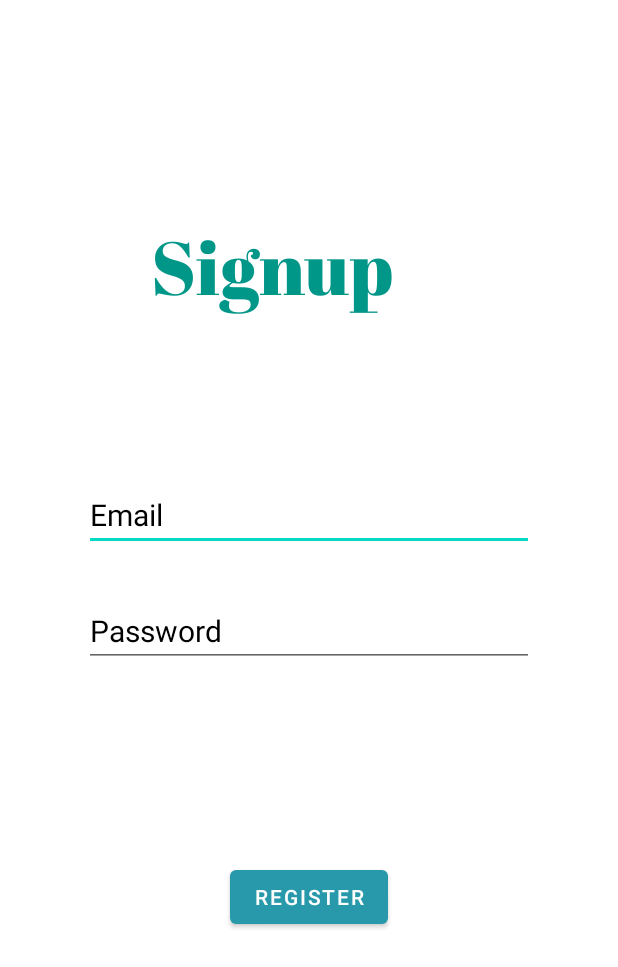
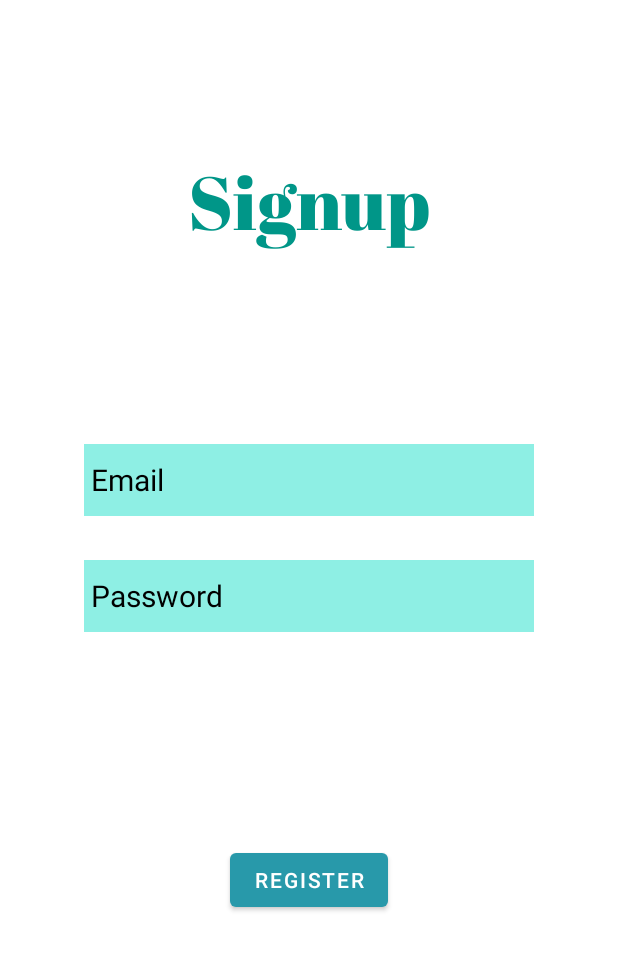
Before and after one commit to SleepyRizi/AloePlantDetection, an Android app: the screen it shows after launch (registeruser), after a tap on "SIGNUP", on a phone screen of 412 x 824 dp. Shown: the top 967 px of the screen. Run offline under Robolectric (Android 15) with nearby library versions, the phone set to English and light mode, and no system bars; our stand-ins replace Firebase (no records; nobody signed in at launch, a user with empty details on screens opened directly); Roboto replaces fonts that are not available here; 1 other tap on this screen came first.

Commit message:
finalized view

```diff
--- a/app/src/main/java/com/example/plant_detection/loginUser.java
+++ b/app/src/main/java/com/example/plant_detection/loginUser.java
@@ -1,24 +1,80 @@
 package com.example.plant_detection;
 
+import androidx.annotation.NonNull;
 import androidx.appcompat.app.AppCompatActivity;
 
 import android.content.Intent;
 import android.os.Bundle;
+import android.text.TextUtils;
 import android.view.View;
 import android.widget.Button;
+import android.widget.EditText;
+import android.widget.ProgressBar;
+import android.widget.Toast;
+
+import com.google.android.gms.tasks.OnCompleteListener;
+import com.google.android.gms.tasks.Task;
+import com.google.firebase.auth.AuthResult;
+import com.google.firebase.auth.FirebaseAuth;
 
 public class loginUser extends AppCompatActivity {
-    Button btn_login;
+    Button btn_login,btn_signup;
+    EditText tv_email,tv_password;
+    FirebaseAuth fAuth;
+    ProgressBar progressBar;
+
     @Override
     protected void onCreate(Bundle savedInstanceState) {
         super.onCreate(savedInstanceState);
         setContentView(R.layout.activity_login_user);
-        btn_login=findViewById(R.id.btn_signup);
-        btn_login.setOnClickListener(new View.OnClickListener() {
+        btn_signup=findViewById(R.id.btn_signup);
+        btn_login=findViewById(R.id.btn_login);
+        tv_email=findViewById(R.id.tv_email);
+        tv_password=findViewById(R.id.tv_password);
+        //progressBar=findViewById(R.id.progressBar);
+        fAuth=FirebaseAuth.getInstance();
+
+        btn_signup.setOnClickListener(new View.OnClickListener() {
             @Override
             public void onClick(View view) {
                 startActivity(new Intent(getApplicationContext(),registeruser.class));
             }
         });
+
+        btn_login.setOnClickListener(new View.OnClickListener() {
+            @Override
+            public void onClick(View view) {
+
+                String email = tv_email.getText().toString().trim();
+                String password = tv_password.getText().toString().trim();
+
+
+                if (TextUtils.isEmpty(email)) {
+                    tv_email.setError("Email can't be empty");
+                    return;
+                }
+                if (TextUtils.isEmpty(password)) {
+                    tv_password.setError("Password can't be empty");
+                    return;
+                }
+                if (password.length() <= 6) {
+                    tv_password.setError("Password is short");
+                    return;
+                }
+//                progressBar.setVisibility(View.VISIBLE);
+                fAuth.signInWithEmailAndPassword(email,password).addOnCompleteListener(new OnCompleteListener<AuthResult>() {
+                    @Override
+                    public void onComplete(@NonNull Task<AuthResult> task) {
+                        if (task.isSuccessful()) {
+                            Toast.makeText(loginUser.this, "Login Successful", Toast.LENGTH_SHORT).show();
+                            startActivity(new Intent(getApplicationContext(), MainActivity.class));
+                        } else {
+                            Toast.makeText(loginUser.this, "Error: " + task.getException().getMessage(), Toast.LENGTH_SHORT).show();
+                        }
+                    }
+                });
+
+            }
+        });
     }
 }
--- a/app/src/main/java/com/example/plant_detection/registeruser.java
+++ b/app/src/main/java/com/example/plant_detection/registeruser.java
@@ -9,6 +9,7 @@ import android.text.TextUtils;
 import android.view.View;
 import android.widget.Button;
 import android.widget.EditText;
+import android.widget.ProgressBar;
 import android.widget.Toast;
 
 import com.google.android.gms.tasks.OnCompleteListener;
@@ -22,6 +23,7 @@ public class registeruser extends AppCompatActivity {
     Button btn_register2;
     FirebaseAuth fAuth;
     EditText tv_email_reg,tv_password_reg;
+    ProgressBar progressBar2;
 
 
     @Override
@@ -33,6 +35,7 @@ public class registeruser extends AppCompatActivity {
         btn_register2= findViewById(R.id.btn_reg2);
         tv_email_reg=findViewById(R.id.tv_email_reg);
         tv_password_reg=findViewById(R.id.tv_password_reg);
+        progressBar2=findViewById(R.id.progressBar2);
 //
 //        if(fAuth.getCurrentUser() != null){
 //            startActivity(new Intent(getApplicationContext(),loginUser.class));
@@ -58,6 +61,7 @@ public class registeruser extends AppCompatActivity {
                     tv_password_reg.setError("Password is short");
                     return;
                 }
+               // progressBar2.setVisibility(View.VISIBLE);
                 fAuth.createUserWithEmailAndPassword(email, password).addOnCompleteListener(new OnCompleteListener<AuthResult>() {
                     @Override
                     public void onComplete(@NonNull Task<AuthResult> task) {
--- a/app/src/main/res/layout/activity_registeruser.xml
+++ b/app/src/main/res/layout/activity_registeruser.xml
@@ -11,10 +11,12 @@
         android:id="@+id/tv_email_reg"
         android:layout_width="300dp"
         android:layout_height="48dp"
-        android:layout_marginStart="24dp"
-        android:layout_marginTop="29dp"
-        android:layout_marginEnd="24dp"
-        android:hint="Email"
+        android:layout_marginStart="20dp"
+        android:layout_marginTop="108dp"
+        android:layout_marginEnd="20dp"
+        android:layout_marginBottom="8dp"
+        android:background="#8EEFE4"
+        android:hint=" Email"
         android:inputType="textEmailAddress"
         android:textColor="#000"
         android:textColorHint="#000"
@@ -22,16 +24,17 @@
         app:layout_constraintBottom_toTopOf="@+id/tv_password_reg"
         app:layout_constraintEnd_toEndOf="parent"
         app:layout_constraintStart_toStartOf="parent"
-        app:layout_constraintTop_toTopOf="parent" />
+        app:layout_constraintTop_toBottomOf="@+id/textView3" />
 
     <EditText
         android:id="@+id/tv_password_reg"
         android:layout_width="300dp"
         android:layout_height="48dp"
-        android:layout_marginStart="24dp"
+        android:layout_marginStart="20dp"
         android:layout_marginTop="29dp"
-        android:layout_marginEnd="24dp"
-        android:hint="Password"
+        android:layout_marginEnd="20dp"
+        android:hint=" Password"
+        android:background="#8EEFE4"
         android:inputType="textPassword"
         android:textColor="#000"
         android:textColorHint="#000"
@@ -59,10 +62,10 @@
         android:id="@+id/textView3"
         android:layout_width="wrap_content"
         android:layout_height="wrap_content"
-        android:layout_marginStart="152dp"
-        android:layout_marginTop="143dp"
-        android:layout_marginEnd="201dp"
-        android:layout_marginBottom="108dp"
+        android:layout_marginStart="20dp"
+        android:layout_marginTop="100dp"
+        android:layout_marginEnd="20dp"
+        android:layout_marginBottom="20dp"
         android:fontFamily="@font/abril_fatface"
         android:text="Signup"
         android:textColor="#009688"
@@ -72,4 +75,18 @@
         app:layout_constraintStart_toStartOf="parent"
         app:layout_constraintTop_toTopOf="parent" />
 
+    <ProgressBar
+        android:id="@+id/progressBar2"
+        style="?android:attr/progressBarStyle"
+        android:layout_width="wrap_content"
+        android:layout_height="wrap_content"
+        android:layout_marginStart="254dp"
+        android:layout_marginTop="75dp"
+        android:layout_marginEnd="254dp"
+        android:layout_marginBottom="113dp"
+        app:layout_constraintBottom_toBottomOf="parent"
+        app:layout_constraintEnd_toEndOf="parent"
+        app:layout_constraintStart_toStartOf="parent"
+        app:layout_constraintTop_toBottomOf="@+id/btn_reg2" />
+
 </androidx.constraintlayout.widget.ConstraintLayout>
```
Also changed, not shown: app/src/main/res/layout/activity_login_user.xml (+10 -10 lines), app/src/main/res/layout/activity_main.xml (+11 -6 lines), 2 other files.
